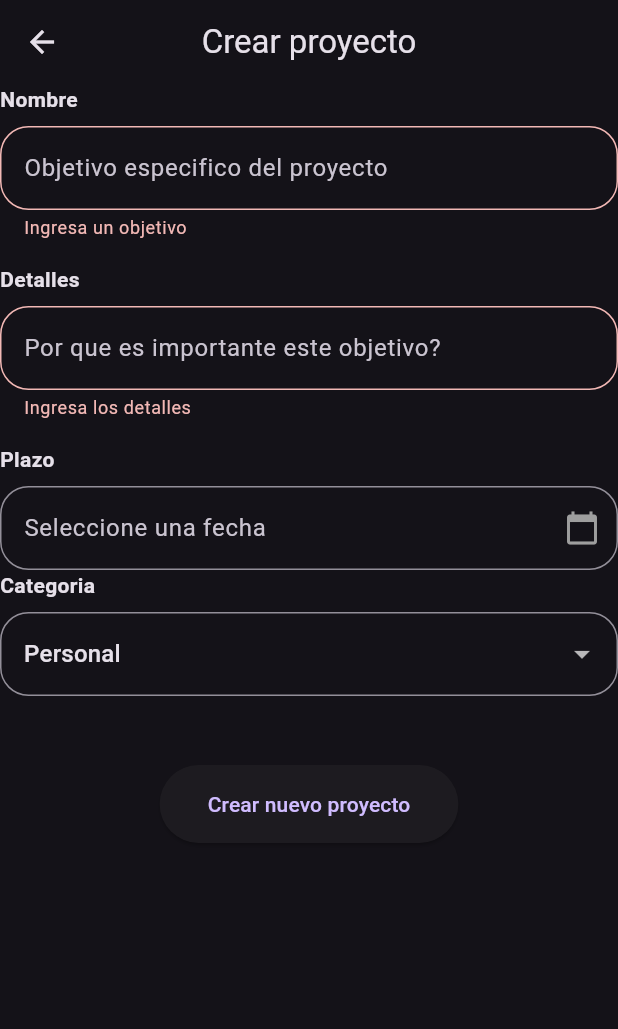
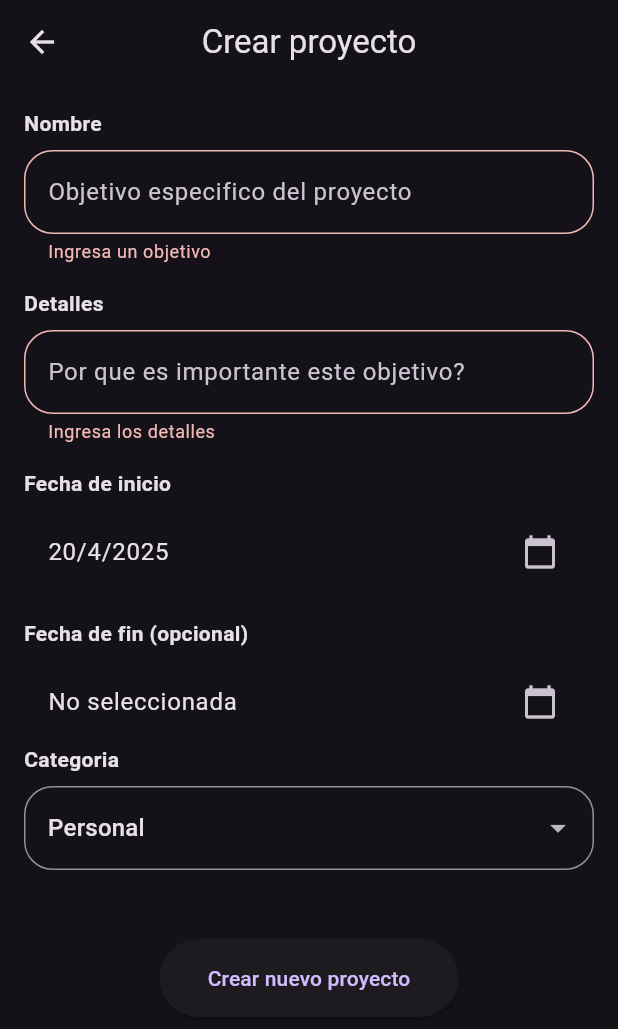
Before and after one commit to GaboDevCode/Pulse-Task, a Flutter app: the CreateproyectView screen opened by its route, after a tap on "Crear nuevo proyecto", on a phone screen of 412 x 824 dp. Shown: the top 1029 px of the screen. Run offline on Flutter 3.47's test engine with Material 3 defaults, Android fonts, the phone set to English and light mode, and no system bars; our stand-ins replace go_router, sqflite; accounts and stored records are empty; network calls fail.

Commit message:
Se desarrollo parte del sqlite : (crear,y eliminar), y mostrar detalles del proyecto

```diff
--- a/lib/configuration/router/app_router.dart
+++ b/lib/configuration/router/app_router.dart
@@ -2,9 +2,11 @@
 
 import 'package:go_router/go_router.dart';
 import 'package:pulse_task/configuration/router/route_names.dart';
+import 'package:pulse_task/domain/models/proyect_model/proyecto.dart';
 import 'package:pulse_task/presentation/screens/home/home_view.dart';
 import 'package:pulse_task/presentation/screens/profile/profile_view.dart';
 import 'package:pulse_task/presentation/screens/proyects/createproyect_view.dart';
+import 'package:pulse_task/presentation/screens/proyects/detailsproyect_view.dart';
 
 final appRouter = GoRouter(
   initialLocation: RouteNames.home,
@@ -24,6 +26,15 @@ final appRouter = GoRouter(
           name: 'proyects',
           builder: (context, state) => const CreateproyectView(),
         ),
+        GoRoute(
+          path: 'details_proyects',
+          name: 'details_proyects',
+
+          builder: (context, state) {
+            final proyecto = state.extra as Proyecto;
+            return DetailsproyectView(proyecto: proyecto);
+          },
+        ),
       ],
     ),
   ],
--- a/lib/configuration/router/route_names.dart
+++ b/lib/configuration/router/route_names.dart
@@ -2,4 +2,5 @@ abstract class RouteNames {
   static const String home = '/';
   static const String profile = '/profile';
   static const String proyects = '/proyects';
+  static const String detailsProyects = 'details_proyects';
 }
--- /dev/null
+++ b/lib/presentation/providers/project_provider/projectprovider.dart
@@ -0,0 +1,29 @@
+import 'package:flutter/material.dart';
+import 'package:pulse_task/domain/datasources/local/database_helper.dart';
+import 'package:pulse_task/domain/models/proyect_model/proyecto.dart';
+
+class Projectprovider extends ChangeNotifier {
+  List<Proyecto> _proyectos = [];
+  final DatabaseHelper _databaseHelper = DatabaseHelper.instance;
+
+  List<Proyecto> get proyectos => _proyectos;
+
+  Future<void> loadProyectos() async {
+    _proyectos = await _databaseHelper.readallProyectos();
+  }
+
+  Future<void> addProyecto(Proyecto proyecto) async {
+    await _databaseHelper.createProyecto(proyecto);
+    await loadProyectos();
+  }
+
+  Future<void> updateProyecto(Proyecto proyecto) async {
+    await _databaseHelper.updateProyecto(proyecto);
+    await loadProyectos();
+  }
+
+  Future<void> deleteProyecto(int id) async {
+    await _databaseHelper.deleteProyecto(id);
+    await loadProyectos();
+  }
+}
--- a/lib/presentation/screens/home/home_view.dart
+++ b/lib/presentation/screens/home/home_view.dart
@@ -14,11 +14,7 @@ class HomeView extends StatefulWidget {
 class _HomeViewState extends State<HomeView> {
   int _selectedScreen = 0;
 
-  final List<Widget> _screens = [
-    const HomeContent(),
-    const ProyectsView()
-
-    ];
+  final List<Widget> _screens = [const HomeContent(), const ProyectsView()];
 
   @override
   Widget build(BuildContext context) {
--- a/lib/presentation/screens/proyects/createproyect_view.dart
+++ b/lib/presentation/screens/proyects/createproyect_view.dart
@@ -1,5 +1,8 @@
 import 'package:flutter/material.dart';
 import 'package:go_router/go_router.dart';
+import 'package:provider/provider.dart';
+import 'package:pulse_task/domain/models/proyect_model/proyecto.dart';
+import 'package:pulse_task/presentation/providers/project_provider/projectprovider.dart';
 import 'package:pulse_task/presentation/widgets/custom_datepicker.dart';
 
 class CreateproyectView extends StatelessWidget {
@@ -23,9 +26,12 @@ class AddProyect extends StatefulWidget {
 
 class _AddProyectState extends State<AddProyect> {
   final _formKey = GlobalKey<FormState>();
+  bool _isLoading = false; // Añade esta variable
   String _proyect = '';
   String _description = '';
   String _selectedCategory = 'Personal';
+  DateTime _fechaInicio = DateTime.now();
+  DateTime? _fechaFin;
 
   final List<String> _categories = [
     'Personal',
@@ -37,10 +43,25 @@ class _AddProyectState extends State<AddProyect> {
     'Dinero',
     'Vario',
   ];
+
+  void _onDateSelected(DateTime startDate, DateTime? endDate) {
+    setState(() {
+      _fechaInicio = startDate;
+      _fechaFin = endDate;
+    });
+  }
+
   @override
   Widget build(BuildContext context) {
+    final proyectoProvider = Provider.of<Projectprovider>(
+      context,
+      listen: false,
+    );
+
     return Form(
       key: _formKey,
+      child: SingleChildScrollView(
+        padding: EdgeInsets.all(16),
         child: Column(
           crossAxisAlignment: CrossAxisAlignment.start,
           children: [
@@ -93,7 +114,7 @@ class _AddProyectState extends State<AddProyect> {
             ),
             SizedBox(height: 16),
 
-          CustomDatepicker(),
+            CustomDatepicker(onDateSelected: _onDateSelected),
 
             Text('Categoria', style: TextStyle(fontWeight: FontWeight.bold)),
             SizedBox(height: 8),
@@ -129,13 +150,49 @@ class _AddProyectState extends State<AddProyect> {
 
             Center(
               child: ElevatedButton(
-              onPressed: () {
+                onPressed:
+                    _isLoading
+                        ? null
+                        : () async {
+                          // Deshabilita el botón durante carga
                           if (_formKey.currentState!.validate()) {
-                  // Guardar el proyecto
-                  ScaffoldMessenger.of(
-                    context,
-                  ).showSnackBar(SnackBar(content: Text('Proyecto Creado')));
-                  context.goNamed('home');
+                            setState(() => _isLoading = true);
+
+                            final nuevoProyecto = Proyecto(
+                              nombre: _proyect,
+                              descripcion: _description,
+                              categoria: _selectedCategory,
+                              fechaInicio: _fechaInicio,
+                              fechaFin: _fechaFin,
+                            );
+
+                            try {
+                              await proyectoProvider.addProyecto(nuevoProyecto);
+
+                              if (!mounted) return;
+
+                              ScaffoldMessenger.of(context).showSnackBar(
+                                SnackBar(
+                                  content: Text(
+                                    '✅ Proyecto creado exitosamente',
+                                  ),
+                                ),
+                              );
+
+                              // Espera un momento para que el usuario vea el mensaje
+                              await Future.delayed(Duration(milliseconds: 500));
+
+                              if (mounted) context.goNamed('home');
+                            } catch (e) {
+                              if (!mounted) return;
+                              ScaffoldMessenger.of(context).showSnackBar(
+                                SnackBar(
+                                  content: Text('❌ Error: ${e.toString()}'),
+                                ),
+                              );
+                            } finally {
+                              if (mounted) setState(() => _isLoading = false);
+                            }
                           }
                         },
                 style: ElevatedButton.styleFrom(
@@ -146,6 +203,7 @@ class _AddProyectState extends State<AddProyect> {
             ),
           ],
         ),
+      ),
     );
   }
 }
--- a/lib/presentation/widgets/custom_datepicker.dart
+++ b/lib/presentation/widgets/custom_datepicker.dart
@@ -1,28 +1,35 @@
 import 'package:flutter/material.dart';
 
 class CustomDatepicker extends StatefulWidget {
-  const CustomDatepicker({super.key});
+  final Function(DateTime startDate, DateTime? endDate) onDateSelected;
+
+  const CustomDatepicker({super.key, required this.onDateSelected});
 
   @override
   State<CustomDatepicker> createState() => _CustomDatepickerState();
 }
 
 class _CustomDatepickerState extends State<CustomDatepicker> {
-  DateTime? _selectedDate;
-  final TextEditingController _dateController = TextEditingController();
+  DateTime _startDate = DateTime.now();
+  DateTime? _endDate;
 
-  Future<void> _selectDate() async {
+  Future<void> _selectDate(BuildContext context, bool isStartDate) async {
     final DateTime? picked = await showDatePicker(
       context: context,
-      initialDate: _selectedDate ?? DateTime.now(),
-      firstDate: DateTime.now(),
+      initialDate: isStartDate ? _startDate : _endDate ?? _startDate,
+      firstDate: DateTime(2000),
       lastDate: DateTime(2100),
     );
-    if (picked != null && picked != _selectedDate) {
+
+    if (picked != null) {
       setState(() {
-        _selectedDate = picked;
-        _dateController.text = '${picked.day}/${picked.month}/${picked.year}';
+        if (isStartDate) {
+          _startDate = picked;
+        } else {
+          _endDate = picked;
+        }
       });
+      widget.onDateSelected(_startDate, _endDate);
     }
   }
 
@@ -31,20 +38,29 @@ class _CustomDatepickerState extends State<CustomDatepicker> {
     return Column(
       crossAxisAlignment: CrossAxisAlignment.start,
       children: [
-        Text('Plazo', style: TextStyle(fontWeight: FontWeight.bold)),
+        Text('Fecha de inicio', style: TextStyle(fontWeight: FontWeight.bold)),
         SizedBox(height: 8),
-        TextFormField(
-          controller: _dateController,
-          readOnly: true, // Evita que el usuario escriba manualmente
-          decoration: InputDecoration(
-            hintText: 'Seleccione una fecha',
-            border: OutlineInputBorder(borderRadius: BorderRadius.circular(19)),
-            suffixIcon: IconButton(
-              icon: Icon(Icons.calendar_today, color: Colors.grey),
-              onPressed: _selectDate,
-            ),
+        ListTile(
+          title: Text(
+            '${_startDate.day}/${_startDate.month}/${_startDate.year}',
           ),
-          onTap: _selectDate, // Abre el date picker al tocar el campo
+          trailing: Icon(Icons.calendar_today),
+          onTap: () => _selectDate(context, true),
+        ),
+        SizedBox(height: 16),
+        Text(
+          'Fecha de fin (opcional)',
+          style: TextStyle(fontWeight: FontWeight.bold),
+        ),
+        SizedBox(height: 8),
+        ListTile(
+          title: Text(
+            _endDate == null
+                ? 'No seleccionada'
+                : '${_endDate!.day}/${_endDate!.month}/${_endDate!.year}',
+          ),
+          trailing: Icon(Icons.calendar_today),
+          onTap: () => _selectDate(context, false),
         ),
       ],
     );
--- a/pubspec.yaml
+++ b/pubspec.yaml
@@ -33,6 +33,7 @@ dependencies:
     sdk: flutter
   go_router: ^15.0.0
   intl: ^0.20.2
+  path: ^1.9.1
   path_provider: ^2.1.5
   provider: ^6.1.4
   sqflite: ^2.4.2
```
Also changed, not shown: lib/domain/datasources/local/database_helper.dart (+33 -1 lines), lib/domain/datasources/local/localdatasource.dart (+7 -7 lines), lib/domain/datasources/local/proyecto_local_datasource_impl.dart (+26 -26 lines), lib/main.dart (+10 -2 lines), lib/presentation/screens/proyects/detailsproyect_view.dart (added, +44 -0 lines), lib/presentation/screens/proyects/proyects_view.dart (+46 -19 lines), pubspec.lock. Lines whose indentation alone changed are shown as unchanged.
